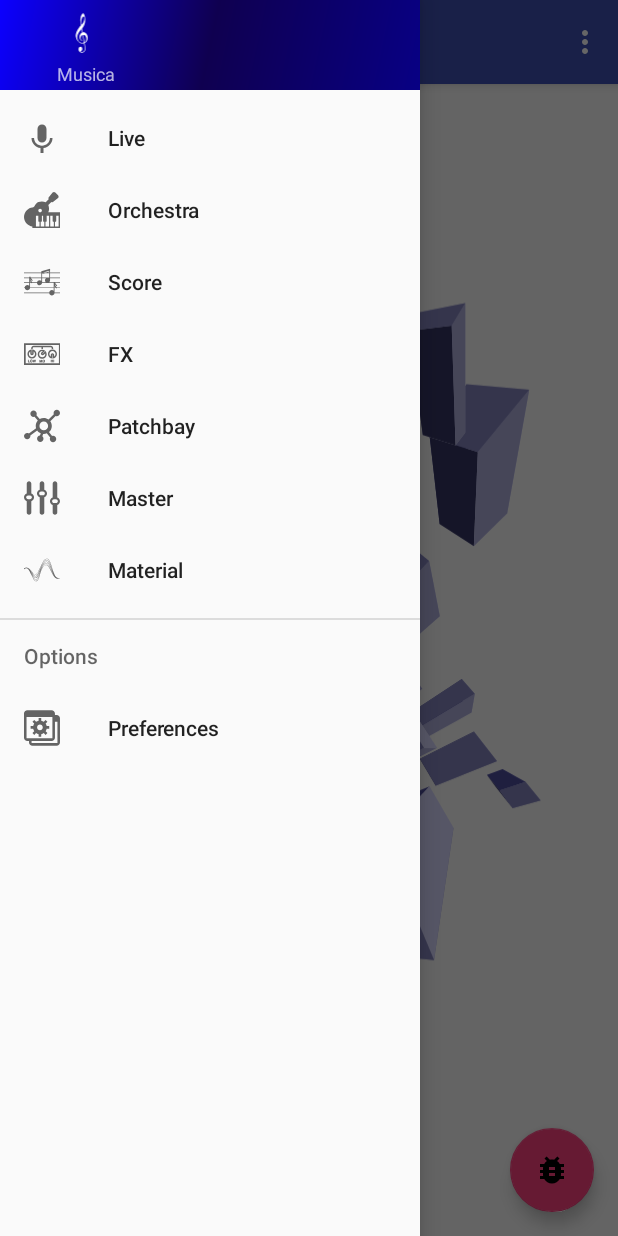
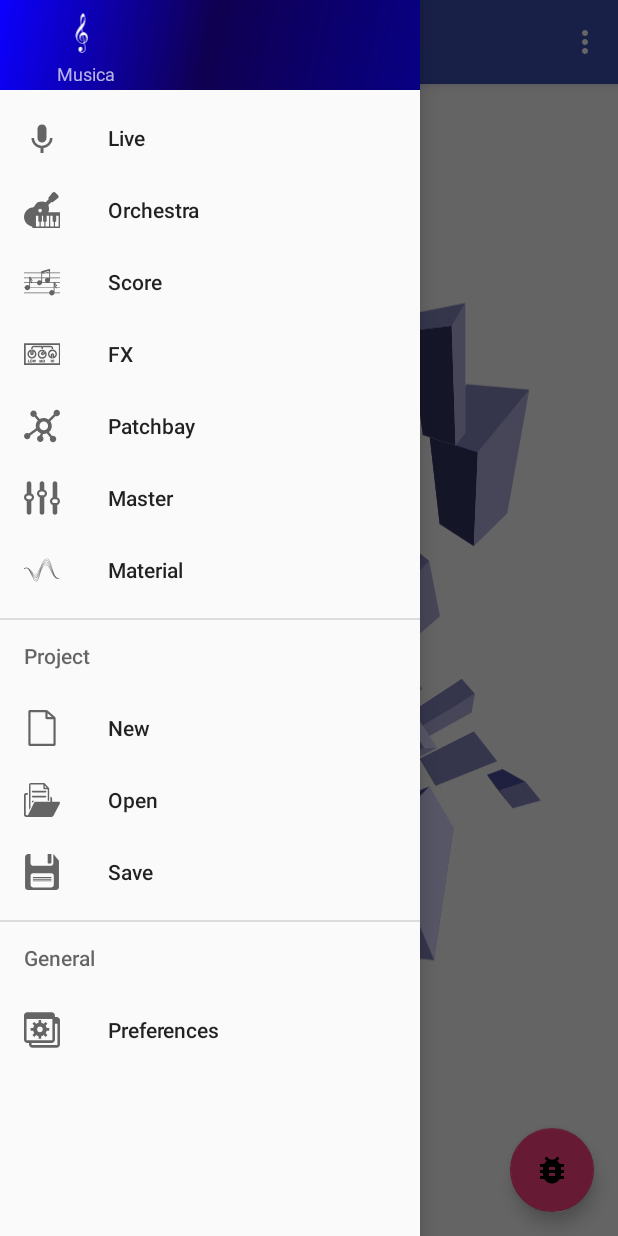
Before and after one commit to Ebmtranceboy/Musica, an Android app: the screen it shows after launch (MainActivity), with the side drawer open, on a phone screen of 412 x 824 dp. Run offline under Robolectric (Android 15) with nearby library versions, the light colour scheme and no system bars; 1 statement that could not run was skipped.

Commit message:
quantized patternize + file icons

```diff
--- a/app/src/main/java/joel/duet/musica/LiveFragment.java
+++ b/app/src/main/java/joel/duet/musica/LiveFragment.java
@@ -87,7 +87,8 @@ public final class LiveFragment extends Fragment {
         patternizeButton.setOnClickListener(new View.OnClickListener() {
             @Override
             public void onClick(View view) {
-                activity.csoundUtil.patternize((String)select_instr.getSelectedItem());
+                //activity.csoundUtil.patternize((String)select_instr.getSelectedItem());
+                activity.csoundUtil.quantPatternize(((String)select_instr.getSelectedItem()),60.0f);
             }
         });
 
@@ -124,7 +125,6 @@ public final class LiveFragment extends Fragment {
 
                                 }
                             }
-
                         }
                         keyboard.show();
                         break;
@@ -150,7 +150,6 @@ public final class LiveFragment extends Fragment {
                 return true;
             }
         });
-
 
         return view;
     }
--- /dev/null
+++ b/app/src/main/res/drawable/ic_new_project.xml
@@ -0,0 +1,14 @@
+<?xml version="1.0" encoding="utf-8"?>
+<vector xmlns:android="http://schemas.android.com/apk/res/android"
+    android:width="49.356dp"
+    android:height="49.356dp"
+    android:viewportWidth="49.356"
+    android:viewportHeight="49.356">
+
+    <path
+        android:fillColor="#010002"
+        android:pathData="M7.97,49.356h33.417c1.103,0,2-0.897,2-2V11.701c0-0.843-0.46-1.857-1.093-2.411l-9.559-8.383
+C32.135,0.382,31.121,0,30.324,0H7.97c-1.103,0-2,0.897-2,2v45.355C5.97,48.459,6.866,49.356,7.97,49.356z
+M32.304,4.519 l5.881,5.159h-5.882L32.304,4.519z
+M8.97,3h20.333v7.678c0,1.103,0.897,2,2,2h9.084v33.678H8.97V3L8.97,3z" />
+</vector>
--- /dev/null
+++ b/app/src/main/res/drawable/ic_open_project.xml
@@ -0,0 +1,27 @@
+<?xml version="1.0" encoding="utf-8"?>
+<vector xmlns:android="http://schemas.android.com/apk/res/android"
+    android:width="592.813dp"
+    android:height="592.814dp"
+    android:viewportWidth="592.813"
+    android:viewportHeight="592.814">
+
+    <path
+        android:fillColor="#000000"
+        android:pathData="M589.173,356.232l-104.756,198.26c-5.125,9.858-19.653,20.285-30.872,20.285l-420.096,0.077
+c-8.875,0-17.384-3.518-23.655-9.794C3.523,558.783,0,550.283,0,541.405l0.068-326.209c0-18.448,14.955-33.417,33.405-33.435
+l30.715-0.029v28.496H43.639c-4.022,0-7.885,1.596-10.731,4.442c-2.843,2.846-4.442,6.706-4.442,10.731l0.03,305.796
+c0,8.388,6.797,15.173,15.176,15.173h21.045l99.28-200.836c5.609-11.219,16.208-20.286,27.411-20.286h243.14l0.083-80.823
+c15.876,1.472,28.406,14.641,28.406,30.893v49.931H574.55C587.719,325.384,598.808,338.406,589.173,356.232z
+M83.558,445.272
+c-0.907-99.969,0-399.884,0-399.884c0-15.132,12.306-27.429,27.423-27.429h219.614c3.518,0,6.874,1.472,9.251,4.061l71,77.141
+c2.128,2.323,3.321,5.364,3.321,8.515v199.839h-23.034V124.932c0-3.159-2.565-5.725-5.728-5.725h-54.343
+c-6.36,0-11.532-5.163-11.532-11.511V46.721c0-3.16-2.565-5.725-5.728-5.725H110.995c-2.423,0-4.395,1.971-4.395,4.392v374.739
+l-17.626,35.66C88.975,455.781,83.649,455.391,83.558,445.272z
+M342.588,96.182H376.8l-34.212-37.188V96.182z M355.065,142.667
+H142.813c-7.82,0-14.168,6.354-14.168,14.174c0,7.814,6.354,14.171,14.168,14.171h212.258c7.82,0,14.187-6.362,14.187-14.171
+C369.245,149.027,362.88,142.667,355.065,142.667z
+M369.245,239.376c0-7.814-6.359-14.162-14.18-14.162H142.813
+c-7.82,0-14.168,6.36-14.168,14.162c0,7.814,6.354,14.162,14.168,14.162h212.258C362.88,253.539,369.245,247.19,369.245,239.376z
+M128.636,322.47c0,7.813,6.357,14.162,14.171,14.162h5.089c8.958-24.967,31.164-28.324,31.164-28.324h-36.253
+C135.005,308.308,128.636,314.656,128.636,322.47z" />
+</vector>
--- /dev/null
+++ b/app/src/main/res/drawable/ic_save_project.xml
@@ -0,0 +1,32 @@
+<?xml version="1.0" encoding="utf-8"?>
+<vector xmlns:android="http://schemas.android.com/apk/res/android"
+    android:width="267.745dp"
+    android:height="267.745dp"
+    android:viewportWidth="267.745"
+    android:viewportHeight="267.745">
+
+    <path
+        android:fillColor="#030104"
+        android:pathData="M218.266,0v67.921c0,10.77-8.82,19.59-19.6,19.59H68.057c-10.77,0-19.579-8.82-19.579-19.59V0.02
+h-16.71l0,0c-13.154,0-23.893,11.417-23.893,25.378v219.263c0,12.699,9.769,23.084,21.721,23.084H238.15
+c11.951,0,21.721-10.385,21.721-23.075V50.969L218.266,0z
+M221.54,231.295c0,9.406-7.688,17.084-17.084,17.084H66.219
+c-9.396,0-17.074-7.678-17.074-17.084v-71.194c0-9.406,7.678-17.085,17.074-17.085h138.237c9.396,0,17.084,7.679,17.084,17.085
+V231.295z" />
+    <path
+        android:fillColor="#030104"
+        android:pathData="M202.989,171.516H67.665c-0.799,0-1.447,0.648-1.447,1.447v3.521c0,0.799,0.648,1.447,1.447,1.447
+h135.324c0.799,0,1.446-0.648,1.446-1.447v-3.521C204.435,172.164,203.788,171.516,202.989,171.516z" />
+    <path
+        android:fillColor="#030104"
+        android:pathData="M202.989,184.348H67.665c-0.799,0-1.447,0.646-1.447,1.446v3.521c0,0.8,0.648,1.446,1.447,1.446
+h135.324c0.799,0,1.446-0.646,1.446-1.446v-3.521C204.435,184.994,203.788,184.348,202.989,184.348z" />
+    <path
+        android:fillColor="#030104"
+        android:pathData="M202.989,197.178H67.665c-0.799,0-1.447,0.648-1.447,1.447v3.521c0,0.799,0.648,1.447,1.447,1.447
+h135.324c0.799,0,1.446-0.648,1.446-1.447v-3.521C204.435,197.826,203.788,197.178,202.989,197.178z" />
+    <path
+        android:fillColor="#030104"
+        android:pathData="M179.708,70.294h20.322c1.979,0,3.598-1.616,3.598-3.594V0.031h-27.492v66.692
+C176.136,68.689,177.746,70.294,179.708,70.294z" />
+</vector>
--- a/app/src/main/res/menu/activity_main_drawer.xml
+++ b/app/src/main/res/menu/activity_main_drawer.xml
@@ -32,7 +32,26 @@
             android:title="@string/material_label" />
     </group>
 
+    <group android:checkableBehavior="single">
         <item android:title="@string/options_label">
+            <menu>
+                <item
+                    android:id="@+id/new_project"
+                    android:icon="@drawable/ic_new_project"
+                    android:title="@string/new_project_label" />
+                <item
+                    android:id="@+id/open_project"
+                    android:icon="@drawable/ic_open_project"
+                    android:title="@string/open_project_label" />
+                <item
+                    android:id="@+id/save_project"
+                    android:icon="@drawable/ic_save_project"
+                    android:title="@string/save_project_label" />
+            </menu>
+        </item>
+    </group>
+    <group android:checkableBehavior="single">
+        <item android:title="@string/general_options_label">
             <menu>
                 <item
                     android:id="@+id/nav_preferences"
@@ -40,5 +59,6 @@
                     android:title="@string/preferences_label" />
             </menu>
         </item>
+    </group>
 
 </menu>
--- a/app/src/main/res/values/strings.xml
+++ b/app/src/main/res/values/strings.xml
@@ -14,7 +14,7 @@
     <string name="patchbay_label">Patchbay</string>
     <string name="orchestra_label">Orchestra</string>
     <string name="preferences_label">Preferences</string>
-    <string name="options_label">Options</string>
+    <string name="options_label">Project</string>
     <string name="fx_label">FX</string>
     <string name="score_label">Score</string>
     <string name="master_label">Master</string>
@@ -53,6 +53,10 @@
     <string name="welcome_screen_description">Welcome Screen</string>
     <string name="done_button_label">Done</string>
     <string name="patternize_label">Patternize</string>
+    <string name="open_project_label">Open</string>
+    <string name="new_project_label">New</string>
+    <string name="save_project_label">Save</string>
+    <string name="general_options_label">General</string>
     <string-array name="oct_array">
         <item>1</item>
         <item>2</item>
```
Also changed, not shown: app/src/main/java/joel/duet/musica/CsoundUtil.java (+79 -11 lines). Lines whose indentation alone changed are shown as unchanged.
